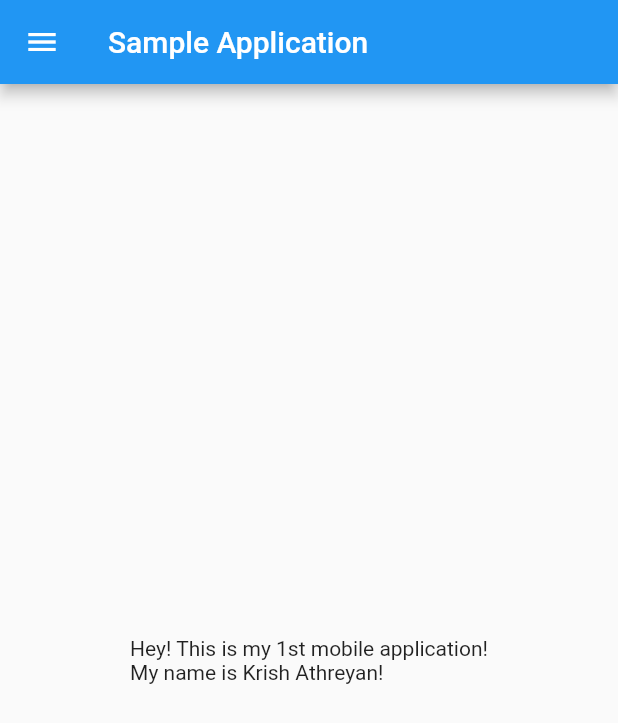
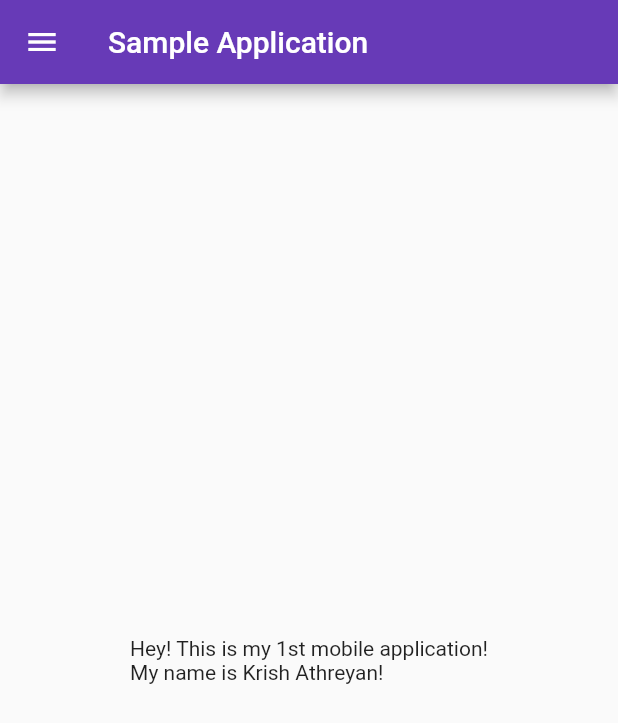
Before and after one commit to KKrish1624/flutterAppFirst, a Flutter app: the screen it shows after launch, on a phone screen of 412 x 824 dp. Shown: the top 723 px of the screen. Run offline on Flutter 3.47's test engine with Material 2 defaults, Android fonts, the phone set to English and light mode, and no system bars.

```diff
--- /dev/null
+++ b/lib/Screens/homepage.dart
@@ -0,0 +1,22 @@
+import 'package:flutter/material.dart';
+
+class HomePage extends StatelessWidget {
+  const HomePage({Key? key}) : super(key: key);
+
+  @override
+  Widget build(BuildContext context) {
+
+    int num = 1;
+    String name  = "Krish Athreyan";
+    const appName = "Sample Application";
+    return Scaffold(  //New interface
+        appBar: AppBar( //Header
+          title: const Text(appName),
+        ),
+        body:Center( //Body
+            child: Text("Hey! This is my ${num}st mobile application!\nMy name is $name!")
+        ),
+        drawer: const Drawer(), //Drawer
+    );
+  }
+}
--- a/lib/homepage.dart
+++ /dev/null
@@ -1,26 +0,0 @@
-import 'package:flutter/material.dart';
-
-class homepage extends StatelessWidget {
-  const homepage({Key? key}) : super(key: key);
-
-  @override
-  Widget build(BuildContext context) {
-
-    int num = 1;
-    String name  = "Krish Athreyan";
-    const appName = "Sample Application";
-    return MaterialApp(
-      home: Scaffold(  //New interface
-        appBar: AppBar( //Header
-          title: Text(appName),
-        ),
-        body:Center( //Body
-            child: Container(
-              child: Text("Hey! This is my ${num}st mobile application!\nMy name is $name!"),
-            )
-        ),
-        drawer: Drawer(), //Drawer
-    )
-    );
-  }
-}
--- a/lib/main.dart
+++ b/lib/main.dart
@@ -1,18 +1,55 @@
 import 'package:flutter/material.dart';
-import 'package:flutter_application_2/homepage.dart';
+import 'package:flutter_application_2/Screens/homepage.dart';
+import 'Screens/loginpage.dart';
 
 void main(){
-  runApp(myApp());
+  runApp(const MyApp());
 
 }
 
-class myApp extends StatelessWidget {
-  const myApp({Key? key}) : super(key: key);
+class MyApp extends StatelessWidget {
+  const MyApp({Key? key}) : super(key: key);
+
+  //build is a method which is defined in the class of StateLessWidget.
+  //We are inheriting from this class and using the build method by
+  //overriding the pre-defined outline with our own code.
+
+  //Parameters passed during the build function call, BuildContext context
+  //tells the position of a page in the main structure of the application
+  //tree.
 
   @override
   Widget build(BuildContext context) {
 
-    return homepage();
+    return MaterialApp(
+
+      //This is by default the home or "/" route
+      //Either it can be specified here or in the route but not at both
+      //the places.
+
+      // home:  const HomePage(),
+      //Primary Theme mode: Light or Dark
+      themeMode: ThemeMode.light,
+
+      //Modifying the light theme further
+      theme: ThemeData(
+        primarySwatch: Colors.deepPurple
+      ),
+      //To enable dark theme in the app.
+      // darkTheme: ThemeData(
+      //   brightness: Brightness.dark,
+      // ),
+
+        initialRoute: "/",
+
+      routes: {
+        //Home Route - Default
+        "/": (context) => const HomePage(),
+        "/login": (context) => const LoginPage(),
+    }
+
+    );
+
 
   }
 }
```
Also changed, not shown: lib/Screens/loginpage.dart (added, +26 -0 lines).
